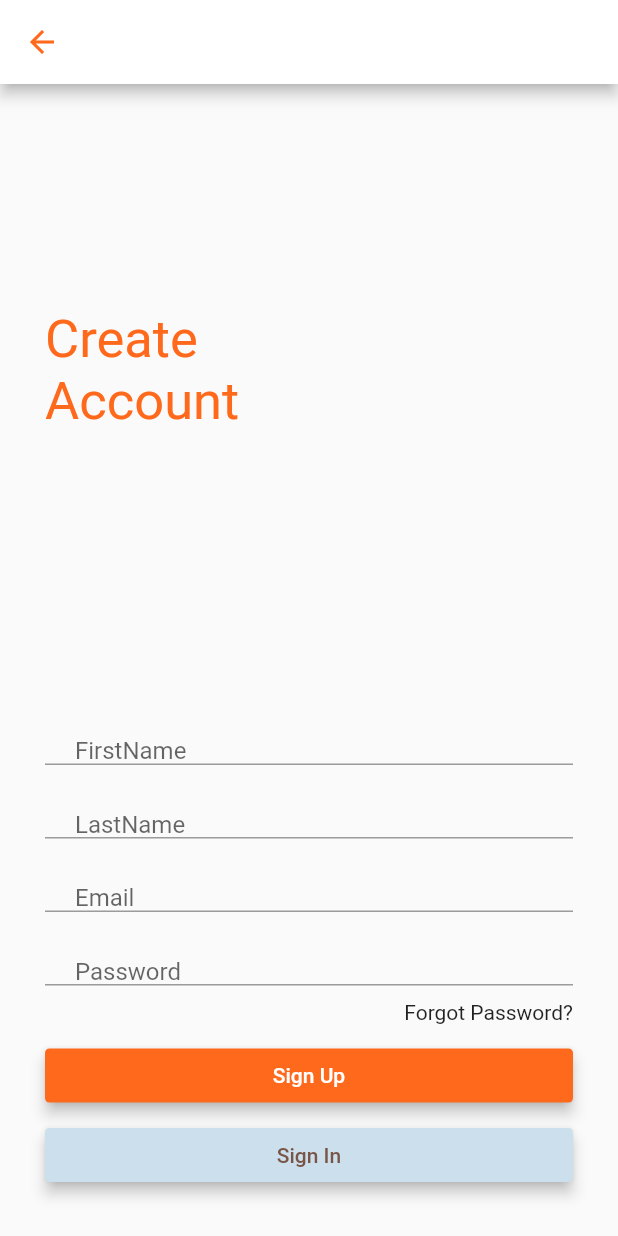
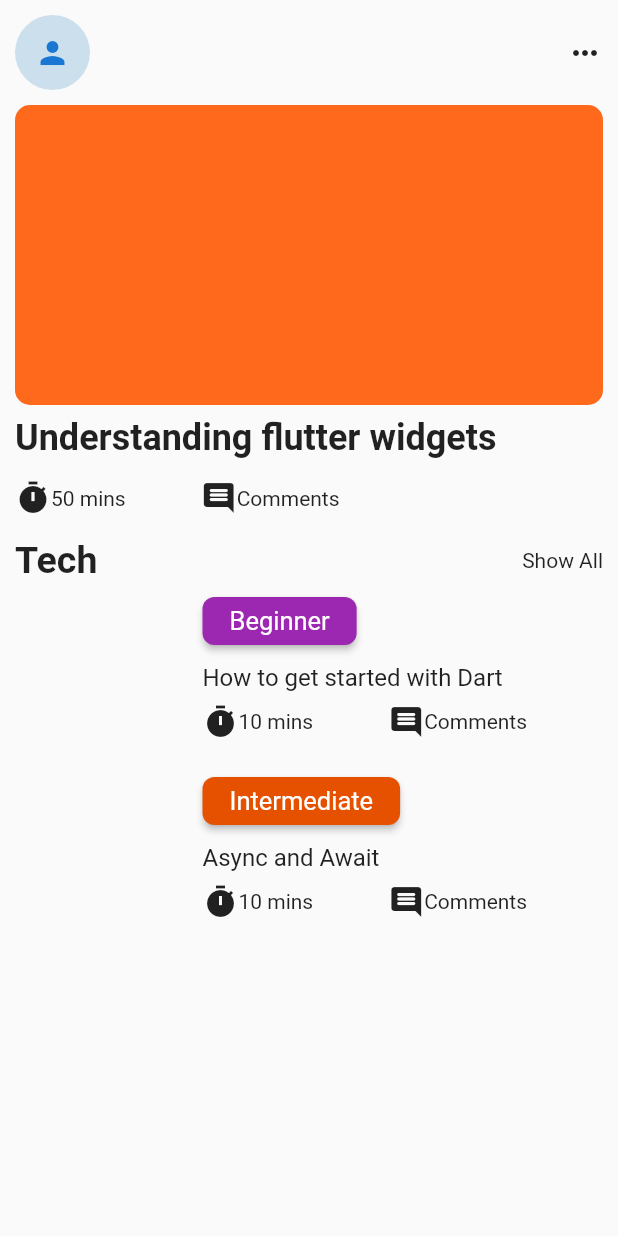
Before and after one commit to CynthiaPeter/Blog_App, a Flutter app: the screen it shows after launch, on a phone screen of 412 x 824 dp. Run offline on Flutter 3.47's test engine with Material 2 defaults, Android fonts, the phone set to English and light mode, and no system bars.

Commit message:
homepage looks better

```diff
--- a/lib/BlogPages/blogpostpage.dart
+++ b/lib/BlogPages/blogpostpage.dart
@@ -8,8 +8,6 @@ class BlogPostPage extends StatefulWidget {
 class _BlogPostPageState extends State<BlogPostPage> {
   @override
   Widget build(BuildContext context) {
-    return Container(
-
-    );
+    return Scaffold();
   }
 }
--- a/lib/BlogPages/homepage.dart
+++ b/lib/BlogPages/homepage.dart
@@ -0,0 +1,198 @@
+import 'package:flutter/material.dart';
+
+class HomePage extends StatefulWidget {
+  @override
+  _HomePageState createState() => _HomePageState();
+}
+
+class _HomePageState extends State<HomePage> {
+  @override
+  Widget build(BuildContext context) {
+    return Scaffold(
+      body: SafeArea(
+        child: Padding(
+          padding: const EdgeInsets.all(10.0),
+          child: Column(
+            children: [
+              Row(
+                mainAxisAlignment: MainAxisAlignment.spaceBetween,
+                children: [
+                  CircleAvatar(
+                    radius: 25,
+                    child: Icon(Icons.person),
+                    backgroundColor: Color(0xffccdfec),
+                  ),
+                  Icon(Icons.more_horiz),
+                ],
+              ),
+              SizedBox(height: 10),
+              Container(
+                width: double.infinity,
+                height: 200,
+                decoration: BoxDecoration(
+                  borderRadius: BorderRadius.circular(10),
+                  color: Color(0xffff691c),
+                ),
+              ),
+              Container(
+                padding: EdgeInsets.only(
+                  top: 8.0,
+                ),
+                width: double.infinity,
+                height: 50,
+                child: Text(
+                  'Understanding flutter widgets',
+                  style: TextStyle(fontSize: 24, fontWeight: FontWeight.w700),
+                ),
+              ),
+              Row(
+                children: [
+                  Icon(Icons.timer),
+                  Text('50 mins'),
+                  SizedBox(width: 50),
+                  Icon(Icons.comment_rounded),
+                  Text('Comments'),
+                ],
+              ),
+              SizedBox(
+                height: 15,
+              ),
+              Row(
+                mainAxisAlignment: MainAxisAlignment.spaceBetween,
+                children: [
+                  Text(
+                    'Tech',
+                    style: TextStyle(fontSize: 25, fontWeight: FontWeight.bold),
+                  ),
+                  Text('Show All'),
+                ],
+              ),
+              Container(
+                width: double.infinity,
+                height: 120,
+                //  color: Colors.red,
+                child: Row(
+                  children: [
+                    Container(
+                      width: 100,
+                      height: 100,
+                      // color: Colors.yellow,
+                    ),
+                    SizedBox(
+                      width: 25,
+                    ),
+                    Container(
+                      width: 250,
+                      height: 100,
+                      // color: Colors.blue,
+                      child: Column(
+                        children: [
+                          Align(
+                            alignment: Alignment.topLeft,
+                            child: Material(
+                              color: Colors.purple,
+                              elevation: 2,
+                              borderRadius: BorderRadius.circular(8),
+                              child: Padding(
+                                padding: EdgeInsets.symmetric(
+                                    horizontal: 18, vertical: 6),
+                                child: Text(
+                                  'Beginner',
+                                  style: TextStyle(
+                                      fontSize: 17, color: Colors.white),
+                                ),
+                              ),
+                            ),
+                          ),
+                          SizedBox(
+                            height: 12,
+                          ),
+                          Align(
+                            alignment: Alignment.topLeft,
+                            child: Text('How to get started with Dart',
+                                style: TextStyle(fontSize: 16)),
+                          ),
+                          SizedBox(height: 8),
+                          Row(
+                            children: [
+                              Icon(Icons.timer),
+                              Text('10 mins'),
+                              SizedBox(width: 50),
+                              Icon(Icons.comment_rounded),
+                              Text('Comments'),
+                            ],
+                          ),
+                        ],
+                      ),
+                    ),
+                  ],
+                ),
+              ),
+              Container(
+                width: double.infinity,
+                height: 120,
+                //  color: Colors.red,
+                child: Row(
+                  children: [
+                    Container(
+                      width: 100,
+                      height: 100,
+                      // color: Colors.yellow,
+                    ),
+                    SizedBox(
+                      width: 25,
+                    ),
+                    Container(
+                      width: 250,
+                      height: 100,
+                      // color: Colors.blue,
+                      child: Column(
+                        children: [
+                          Align(
+                            alignment: Alignment.topLeft,
+                            child: Material(
+                              color: Colors.orange[900],
+                              elevation: 2,
+                              borderRadius: BorderRadius.circular(8),
+                              child: Padding(
+                                padding: EdgeInsets.symmetric(
+                                    horizontal: 18, vertical: 6),
+                                child: Text(
+                                  'Intermediate',
+                                  style: TextStyle(
+                                      fontSize: 17, color: Colors.white),
+                                ),
+                              ),
+                            ),
+                          ),
+                          SizedBox(
+                            height: 12,
+                          ),
+                          Align(
+                            alignment: Alignment.topLeft,
+                            child: Text('Async and Await',
+                                style: TextStyle(fontSize: 16),),
+                          ),
+                          SizedBox(height: 8),
+                          Row(
+                            children: [
+                              Icon(Icons.timer),
+                              Text('10 mins'),
+                              SizedBox(width: 50),
+                              Icon(Icons.comment_rounded),
+                              Text('Comments'),
+                            ],
+                          ),
+                        ],
+                      ),
+                    ),
+                  ],
+                ),
+              ),
+            ],
+          ),
+        ),
+      ),
+    );
+  }
+}
--- a/lib/main.dart
+++ b/lib/main.dart
@@ -1,5 +1,7 @@
 import 'package:blog_app/Authentication/loginpage.dart';
 import 'package:blog_app/Authentication/signuppage.dart';
+import 'package:blog_app/BlogPages/blogpostpage.dart';
+import 'package:blog_app/BlogPages/homepage.dart';
 import 'package:blog_app/onboarding.dart';
 import 'package:flutter/material.dart';
 import 'package:flutter/services.dart';
@@ -42,7 +44,8 @@ class _SplashState extends State<Splash> {
     Navigator.pushReplacement(
       context,
       MaterialPageRoute(
-        builder: (context) => SignUpPage(),
+        // Change the route, here
+        builder: (context) => HomePage(),
       ),
     );
   }
```
Also changed, not shown: lib/reusable_widgets.dart (added).
